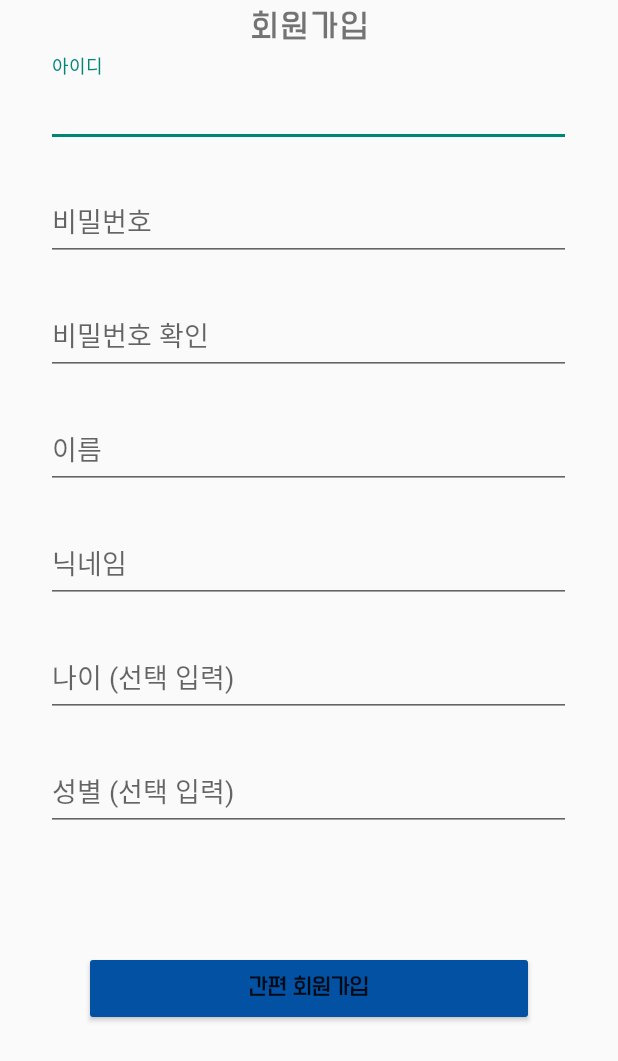
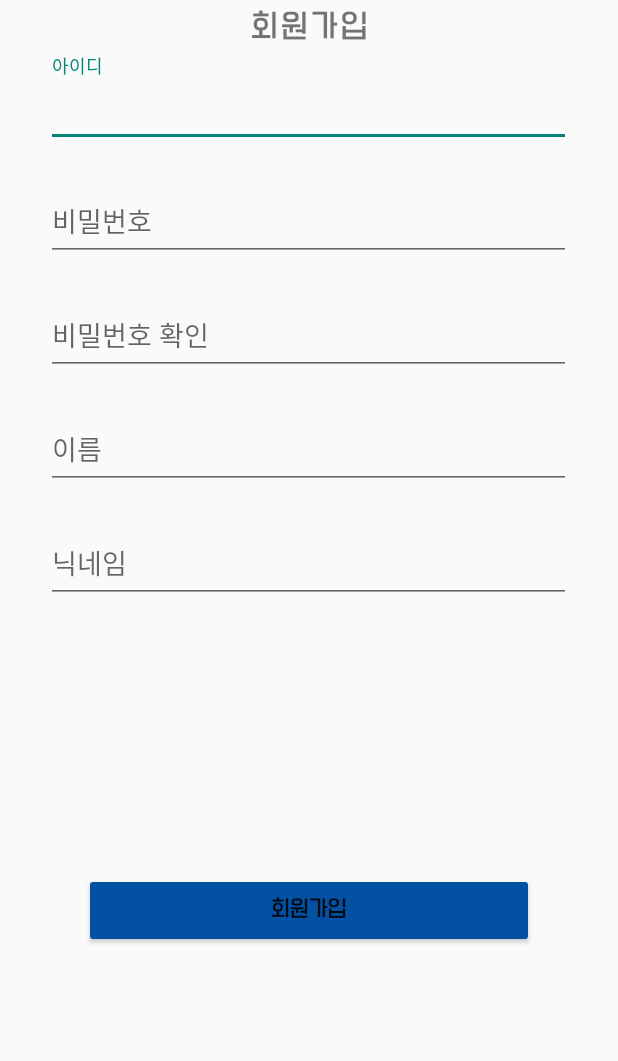
Before and after one commit to Damnun/Android_SoonBapSang, an Android app: the RegisterPage screen opened directly, with no data from a screen before it, on a phone screen of 412 x 824 dp. Shown: the top 1061 px of the screen. Run offline under Robolectric (Android 15) with nearby library versions, the phone set to English and light mode, and no system bars.

Commit message:
Database Synchronize register button activation delete age, sex, registerDateTime Using APP <-> PHP <-> MariaDB 3 layer network

```diff
--- a/app/src/main/java/com/example/midtermproj/LoginPage.java
+++ b/app/src/main/java/com/example/midtermproj/LoginPage.java
@@ -158,11 +158,6 @@ public class LoginPage extends Activity {
                     tmpUser.setNickname(item.getString("닉네임"));
                     tmpUser.setUser_id(item.getString("아이디"));
                     tmpUser.setUser_pw(item.getString("비밀번호"));
-                    tmpUser.setUser_age(item.getInt("나이"));
-                    tmpUser.setUser_mail(item.getString("이메일"));
-                    tmpUser.setUser_register_date("가입일자");
-                    tmpUser.setUser_sex("성별");
-
                     tmpUserArray.add(tmpUser);
                 }
             }catch (JSONException e){
@@ -170,6 +165,5 @@ public class LoginPage extends Activity {
             }
             return tmpUserArray;
         } // JSON을 Arraylist에
-
     }
 }
--- /dev/null
+++ b/app/src/main/java/com/example/midtermproj/NetworkUtil.java
@@ -0,0 +1,13 @@
+package com.example.midtermproj;
+
+import android.annotation.SuppressLint;
+import android.os.StrictMode;
+public class NetworkUtil {
+    @SuppressLint("NewApi")
+    static public void setNetworkPolicy() {
+        if (android.os.Build.VERSION.SDK_INT > 9) {
+            StrictMode.ThreadPolicy policy = new StrictMode.ThreadPolicy.Builder().permitAll().build();
+            StrictMode.setThreadPolicy(policy);
+        }
+    }
+}
--- a/app/src/main/java/com/example/midtermproj/RegisterPage.java
+++ b/app/src/main/java/com/example/midtermproj/RegisterPage.java
@@ -1,21 +1,22 @@
 package com.example.midtermproj;
 import android.content.Context;
-import android.database.sqlite.SQLiteDatabase;
-import android.database.sqlite.SQLiteOpenHelper;
 import android.os.Bundle;
 import androidx.appcompat.app.AppCompatActivity;
 import android.content.Intent;
+import android.util.Log;
 import android.view.View;
 import android.widget.Button;
 import android.widget.EditText;
 import android.widget.Toast;
 
+import java.io.OutputStream;
+import java.net.HttpURLConnection;
+import java.net.MalformedURLException;
+
 
 public class RegisterPage extends AppCompatActivity {
-    DBHelper myHelper;
     EditText register_id, register_name, register_password, register_password_check, register_nickname, register_age, register_sex;
     Button register_button;
-    SQLiteDatabase sqlDB;
 
     @Override
     protected void onCreate(Bundle saveInstanceState) {
@@ -23,31 +24,39 @@ public class RegisterPage extends AppCompatActivity {
         setContentView(R.layout.register);
         setTitle("회원가입");
 
+        // 네트워크 설정
+        NetworkUtil.setNetworkPolicy();
+
+
         Button register_button = (Button) findViewById(R.id.register_register_button);
         register_id = (EditText) findViewById(R.id.register_id);
         register_password = (EditText) findViewById(R.id.register_password);
         register_password_check = (EditText) findViewById(R.id.register_password_check);
         register_name = (EditText) findViewById(R.id.register_name);
         register_nickname = (EditText) findViewById(R.id.register_nickname);
-        register_age = (EditText) findViewById(R.id.register_age);
-        register_sex = (EditText) findViewById(R.id.register_sex);
+//        register_age = (EditText) findViewById(R.id.register_age);
+//        register_sex = (EditText) findViewById(R.id.register_sex);
 
-        myHelper = new DBHelper(this);
+
         register_button.setOnClickListener(new View.OnClickListener() {
+            @Override
             public void onClick(View v) {
-                sqlDB = myHelper.getWritableDatabase();
-                sqlDB.execSQL(".table");
-//                sqlDB.execSQL("INSERT INTO user VALUES ( '"
-//                        + register_name.getText().toString() + "' , "
-//                        + register_nickname.getText().toString() + "' , "
-//                        + register_id.getText().toString() + "' , "
-//                        + register_password.getText().toString() + "' , "
-//                        + register_age.getText().toString() + "' , "
-//                        + register_sex.getText().toString() + ");");
-                sqlDB.close();
-                Toast.makeText(getApplicationContext(), "입력됨", 0).show();
+                try {
+                    RegisterPHPRequest request = new RegisterPHPRequest("http://192.168.219.102:80/Data_insert.php");
+                    String result = request.PHPRequest(String.valueOf(register_id.getText()), String.valueOf(register_password.getText()),
+                            String.valueOf(register_name.getText()), String.valueOf(register_nickname.getText()));
+                    System.out.println(String.valueOf(register_id.getText()) + String.valueOf(register_password.getText()) +
+                            String.valueOf(register_name.getText()) + String.valueOf(register_nickname.getText()));
+                    if(result.equals("1")) {
+                        Toast.makeText(getApplication(), "데이터 입력됨", Toast.LENGTH_SHORT).show();
+                    }
+                    else {
+                        Toast.makeText(getApplication(), "데이터 입력 오류", Toast.LENGTH_SHORT).show();
+                    }
+                }catch (MalformedURLException e){
+                    e.printStackTrace();
+                }
             }
         });
     }
-
 }
--- a/app/src/main/res/layout/register.xml
+++ b/app/src/main/res/layout/register.xml
@@ -90,41 +90,41 @@
             android:layout_width="350dp"
             android:layout_height="50dp"
             android:layout_gravity="center"
-            android:layout_marginBottom="15dp"
+            android:layout_marginBottom="180dp"
             android:fontFamily="@font/font_two"
             android:hint="닉네임"
             android:singleLine="true"></com.google.android.material.textfield.TextInputEditText>
     </com.google.android.material.textfield.TextInputLayout>
 
-    <com.google.android.material.textfield.TextInputLayout
-        android:layout_width="match_parent"
-        android:layout_height="wrap_content">
+<!--    <com.google.android.material.textfield.TextInputLayout-->
+<!--        android:layout_width="match_parent"-->
+<!--        android:layout_height="wrap_content">-->
 
-        <com.google.android.material.textfield.TextInputEditText
-            android:id="@+id/register_age"
-            android:layout_width="350dp"
-            android:layout_height="50dp"
-            android:layout_gravity="center"
-            android:layout_marginBottom="15dp"
-            android:fontFamily="@font/font_two"
-            android:hint="나이 (선택 입력)"
-            android:singleLine="true"></com.google.android.material.textfield.TextInputEditText>
-    </com.google.android.material.textfield.TextInputLayout>
+<!--        <com.google.android.material.textfield.TextInputEditText-->
+<!--            android:id="@+id/register_age"-->
+<!--            android:layout_width="350dp"-->
+<!--            android:layout_height="50dp"-->
+<!--            android:layout_gravity="center"-->
+<!--            android:layout_marginBottom="15dp"-->
+<!--            android:fontFamily="@font/font_two"-->
+<!--            android:hint="나이 (선택 입력)"-->
+<!--            android:singleLine="true"></com.google.android.material.textfield.TextInputEditText>-->
+<!--    </com.google.android.material.textfield.TextInputLayout>-->
 
-    <com.google.android.material.textfield.TextInputLayout
-        android:layout_width="match_parent"
-        android:layout_height="wrap_content">
+<!--    <com.google.android.material.textfield.TextInputLayout-->
+<!--        android:layout_width="match_parent"-->
+<!--        android:layout_height="wrap_content">-->
 
-        <com.google.android.material.textfield.TextInputEditText
-            android:id="@+id/register_sex"
-            android:layout_width="350dp"
-            android:layout_height="50dp"
-            android:layout_gravity="center"
-            android:layout_marginBottom="80dp"
-            android:fontFamily="@font/font_two"
-            android:hint="성별 (선택 입력)"
-            android:singleLine="true"></com.google.android.material.textfield.TextInputEditText>
-    </com.google.android.material.textfield.TextInputLayout>
+<!--        <com.google.android.material.textfield.TextInputEditText-->
+<!--            android:id="@+id/register_sex"-->
+<!--            android:layout_width="350dp"-->
+<!--            android:layout_height="50dp"-->
+<!--            android:layout_gravity="center"-->
+<!--            android:layout_marginBottom="80dp"-->
+<!--            android:fontFamily="@font/font_two"-->
+<!--            android:hint="성별 (선택 입력)"-->
+<!--            android:singleLine="true"></com.google.android.material.textfield.TextInputEditText>-->
+<!--    </com.google.android.material.textfield.TextInputLayout>-->
 
     <Button
         android:id="@+id/register_register_button"
@@ -134,7 +134,7 @@
         android:layout_marginBottom="16dp"
         android:backgroundTint="#0251A2"
         android:fontFamily="@font/logo_font"
-        android:text="간편 회원가입" />
+        android:text="회원가입" />
 
 
 
```
Also changed, not shown: app/src/main/java/com/example/midtermproj/DBHelper.java (deleted, +0 -108 lines), app/src/main/java/com/example/midtermproj/RegisterPHPRequest.java (added, +51 -0 lines), app/src/main/java/com/example/midtermproj/User.java (+0 -36 lines).
